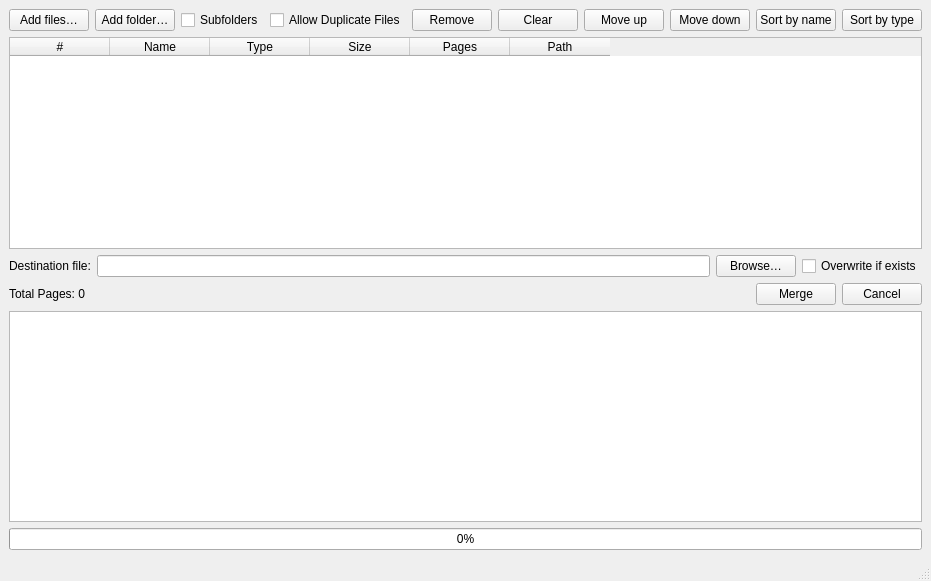
Old version of the form src/snapmerge/ui/snap_merge_app.ui in the repository ecruzj/snapmerge.
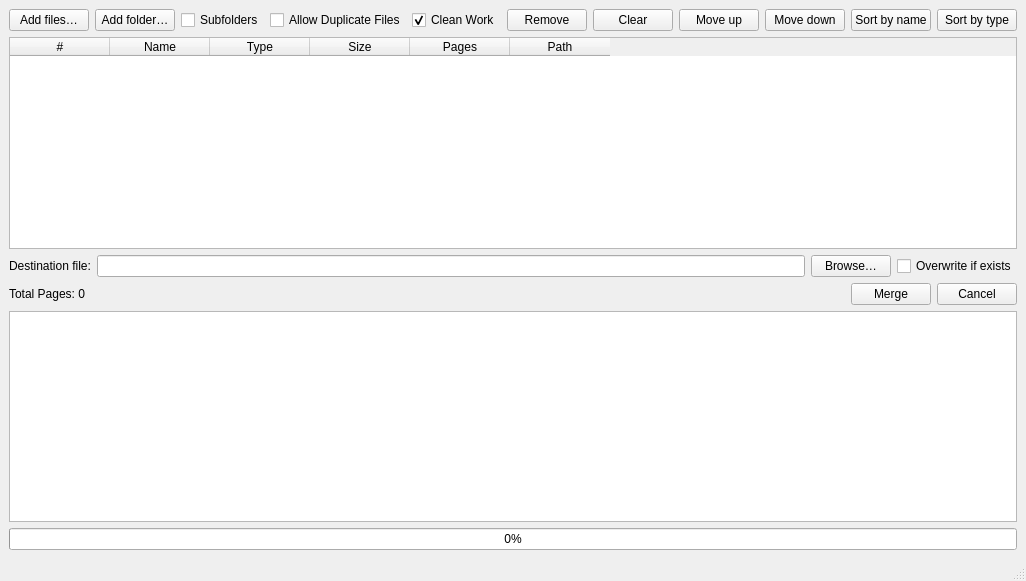
New version of the form.

Commit message: clean work check were added to clean temp dirs after merge, by default is true

```diff
--- a/src/snapmerge/ui/snap_merge_app.ui
+++ b/src/snapmerge/ui/snap_merge_app.ui
@@ -6,7 +6,7 @@
    <rect>
     <x>0</x>
     <y>0</y>
-    <width>799</width>
+    <width>940</width>
     <height>581</height>
    </rect>
   </property>
@@ -45,6 +45,16 @@
         </property>
        </widget>
       </item>
+      <item>
+       <widget class="QCheckBox" name="clean_work_chk">
+        <property name="text">
+         <string>Clean Work</string>
+        </property>
+        <property name="checked">
+         <bool>true</bool>
+        </property>
+       </widget>
+      </item>
       <item>
        <widget class="QPushButton" name="remove_btn">
         <property name="text">
```
Left out of the diff: 2 changed lines with no effect on the pictures. The commit also changes 1 other file.
